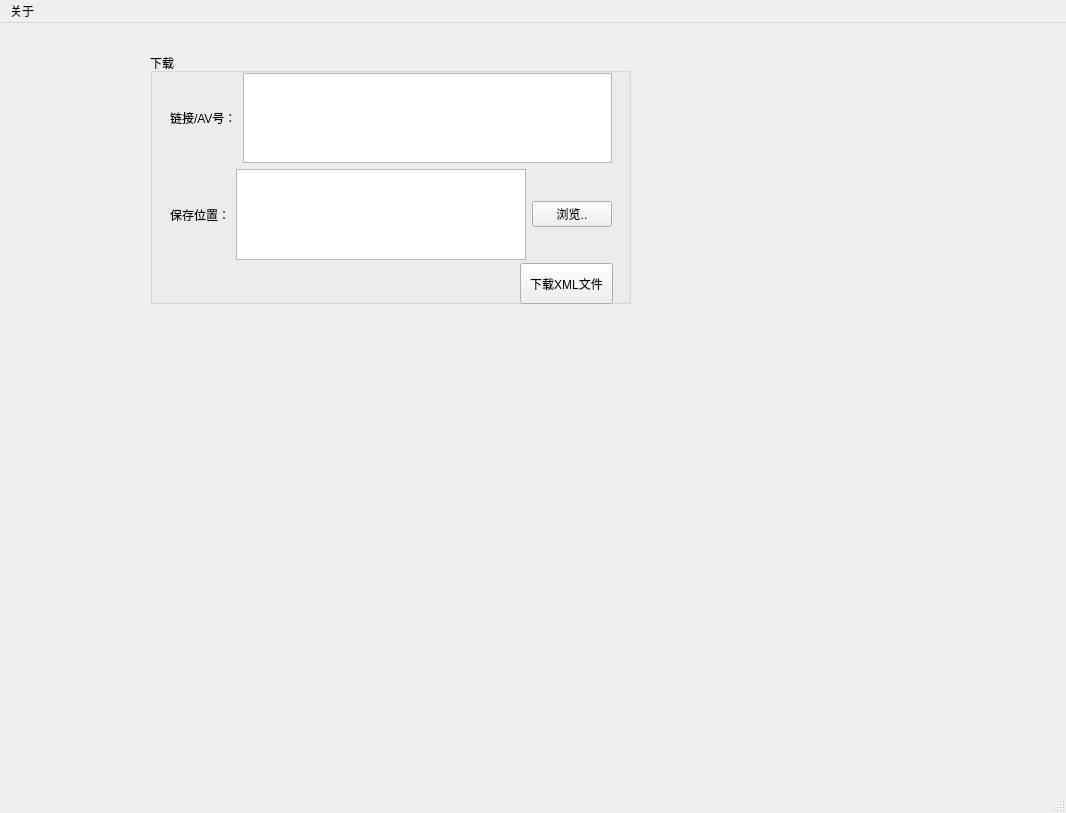
The window that niconvert/fz/window.ui (autodotua/niconvert) describes before a commit, drawn with Qt 5.
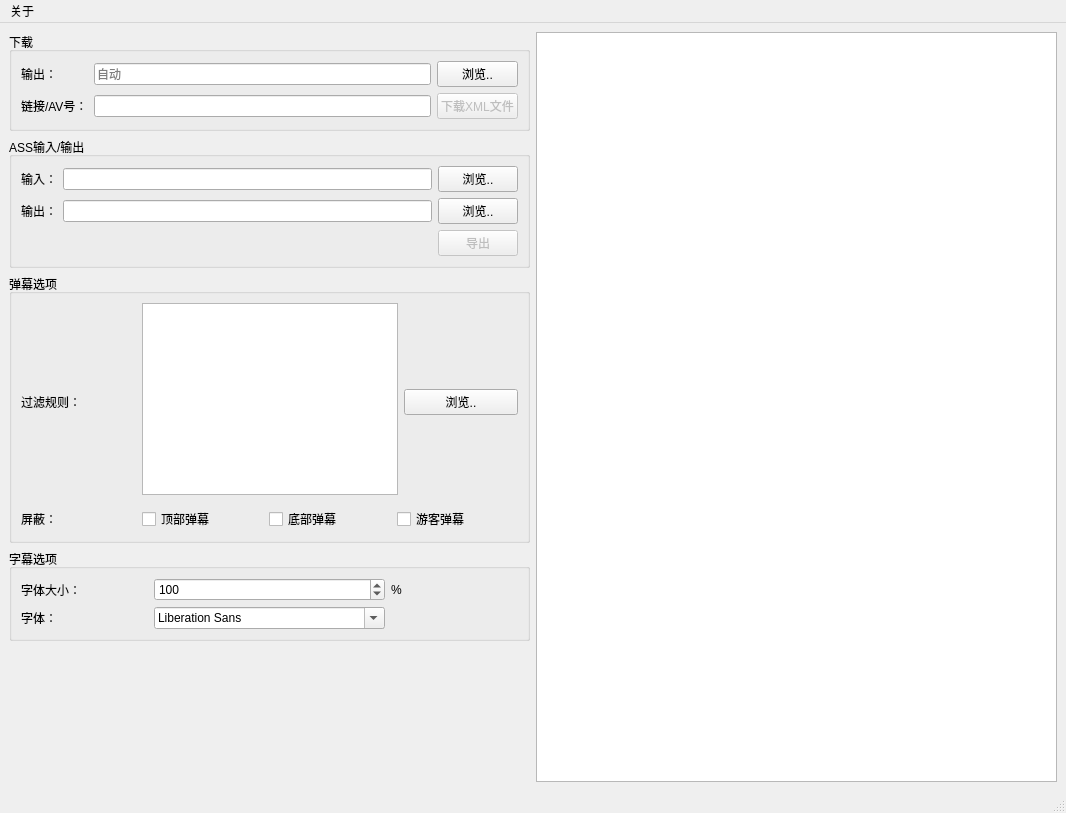
The same window after the commit.

Commit message: QT界面搭建

The edit to the form file:
```diff
--- a/niconvert/fz/window.ui
+++ b/niconvert/fz/window.ui
@@ -14,29 +14,30 @@
    <string>MainWindow</string>
   </property>
   <widget class="QWidget" name="centralwidget">
+   <layout class="QHBoxLayout" name="horizontalLayout">
+    <item>
+     <layout class="QVBoxLayout" name="verticalLayout" stretch="0,0,0,0,0">
+      <item>
    <widget class="QGroupBox" name="groupBox">
-    <property name="geometry">
-     <rect>
-      <x>150</x>
-      <y>30</y>
-      <width>481</width>
-      <height>251</height>
-     </rect>
+        <property name="sizePolicy">
+         <sizepolicy hsizetype="Preferred" vsizetype="Preferred">
+          <horstretch>0</horstretch>
+          <verstretch>0</verstretch>
+         </sizepolicy>
     </property>
     <property name="title">
      <string>下载</string>
     </property>
+        <property name="checkable">
+         <bool>false</bool>
+        </property>
+        <layout class="QGridLayout" name="gridLayout_5">
+         <item row="0" column="0">
+          <layout class="QGridLayout" name="gridLayout">
+           <item row="2" column="2">
     <widget class="QPushButton" name="btnDownloadXml">
      <property name="enabled">
-      <bool>true</bool>
-     </property>
-     <property name="geometry">
-      <rect>
-       <x>370</x>
-       <y>210</y>
-       <width>93</width>
-       <height>41</height>
-      </rect>
+              <bool>false</bool>
      </property>
      <property name="sizePolicy">
       <sizepolicy hsizetype="Minimum" vsizetype="Minimum">
@@ -48,74 +49,250 @@
       <string>下载XML文件</string>
      </property>
     </widget>
-    <widget class="QWidget" name="">
-     <property name="geometry">
-      <rect>
-       <x>20</x>
-       <y>20</y>
-       <width>442</width>
-       <height>187</height>
-      </rect>
-     </property>
-     <layout class="QVBoxLayout" name="verticalLayout">
-      <item>
-       <layout class="QHBoxLayout" name="horizontalLayout">
-        <item>
+           </item>
+           <item row="1" column="0">
+            <widget class="QLabel" name="label_2">
+             <property name="text">
+              <string>输出：</string>
+             </property>
+            </widget>
+           </item>
+           <item row="1" column="2">
+            <widget class="QPushButton" name="btnBrowseXmlOutput">
+             <property name="text">
+              <string>浏览..</string>
+             </property>
+            </widget>
+           </item>
+           <item row="1" column="1">
+            <widget class="QLineEdit" name="txtXmlOutput">
+             <property name="placeholderText">
+              <string>自动</string>
+             </property>
+             <property name="clearButtonEnabled">
+              <bool>true</bool>
+             </property>
+            </widget>
+           </item>
+           <item row="2" column="0">
          <widget class="QLabel" name="label">
           <property name="text">
            <string>链接/AV号：</string>
           </property>
          </widget>
         </item>
+           <item row="2" column="1">
+            <widget class="QLineEdit" name="txtAv"/>
+           </item>
+          </layout>
+         </item>
+        </layout>
+       </widget>
+      </item>
         <item>
-         <widget class="QPlainTextEdit" name="txtAv">
-          <property name="verticalScrollBarPolicy">
-           <enum>Qt::ScrollBarAlwaysOff</enum>
-          </property>
-          <property name="horizontalScrollBarPolicy">
-           <enum>Qt::ScrollBarAlwaysOff</enum>
-          </property>
-          <property name="lineWrapMode">
-           <enum>QPlainTextEdit::NoWrap</enum>
+       <widget class="QGroupBox" name="groupBox_2">
+        <property name="title">
+         <string>ASS输入/输出</string>
+        </property>
+        <layout class="QGridLayout" name="gridLayout_6">
+         <item row="0" column="0">
+          <layout class="QGridLayout" name="gridLayout_2">
+           <property name="sizeConstraint">
+            <enum>QLayout::SetMinimumSize</enum>
+           </property>
+           <item row="1" column="0">
+            <widget class="QLabel" name="label_4">
+             <property name="text">
+              <string>输出：</string>
           </property>
          </widget>
         </item>
-       </layout>
-      </item>
+           <item row="1" column="2">
+            <widget class="QPushButton" name="btnBrowseAssOutput">
+             <property name="autoFillBackground">
+              <bool>false</bool>
+             </property>
+             <property name="text">
+              <string>浏览..</string>
+             </property>
+            </widget>
+           </item>
+           <item row="0" column="0">
+            <widget class="QLabel" name="label_3">
+             <property name="text">
+              <string>输入：</string>
+             </property>
+            </widget>
+           </item>
+           <item row="2" column="2">
+            <widget class="QPushButton" name="btnAssOutput">
+             <property name="enabled">
+              <bool>false</bool>
+             </property>
+             <property name="sizePolicy">
+              <sizepolicy hsizetype="Minimum" vsizetype="Minimum">
+               <horstretch>0</horstretch>
+               <verstretch>0</verstretch>
+              </sizepolicy>
+             </property>
+             <property name="text">
+              <string>导出</string>
+             </property>
+            </widget>
+           </item>
+           <item row="0" column="2">
+            <widget class="QPushButton" name="btnBrowseXmlInput">
+             <property name="text">
+              <string>浏览..</string>
+             </property>
+            </widget>
+           </item>
+           <item row="0" column="1">
+            <widget class="QLineEdit" name="txtXmlInput"/>
+           </item>
+           <item row="1" column="1">
+            <widget class="QLineEdit" name="txtAssOutput"/>
+           </item>
+          </layout>
+         </item>
+        </layout>
+       </widget>
+      </item>
       <item>
+       <widget class="QGroupBox" name="groupBox_3">
+        <property name="title">
+         <string>弹幕选项</string>
+        </property>
+        <layout class="QGridLayout" name="gridLayout_4">
+         <item row="0" column="0">
+          <layout class="QGridLayout" name="gridLayout_3">
+           <item row="2" column="0">
+            <widget class="QLabel" name="label_5">
+             <property name="text">
+              <string>屏蔽：</string>
+             </property>
+            </widget>
+           </item>
+           <item row="2" column="1" colspan="2">
        <layout class="QHBoxLayout" name="horizontalLayout_2">
         <item>
-         <widget class="QLabel" name="label_2">
+              <widget class="QCheckBox" name="checkBox">
           <property name="text">
-           <string>保存位置：</string>
+                <string>顶部弹幕</string>
           </property>
          </widget>
         </item>
         <item>
-         <widget class="QPlainTextEdit" name="txtXml">
-          <property name="verticalScrollBarPolicy">
-           <enum>Qt::ScrollBarAlwaysOff</enum>
-          </property>
-          <property name="horizontalScrollBarPolicy">
-           <enum>Qt::ScrollBarAlwaysOff</enum>
-          </property>
-          <property name="lineWrapMode">
-           <enum>QPlainTextEdit::NoWrap</enum>
-          </property>
+              <widget class="QCheckBox" name="checkBox_2">
+               <property name="text">
+                <string>底部弹幕</string>
+               </property>
          </widget>
         </item>
         <item>
-         <widget class="QPushButton" name="btnBrowseXml">
+              <widget class="QCheckBox" name="checkBox_3">
+               <property name="text">
+                <string>游客弹幕</string>
+               </property>
+              </widget>
+             </item>
+            </layout>
+           </item>
+           <item row="0" column="2" rowspan="2">
+            <widget class="QPushButton" name="btnBrowseFilter">
           <property name="text">
            <string>浏览..</string>
           </property>
          </widget>
         </item>
+           <item row="0" column="0" rowspan="2">
+            <widget class="QLabel" name="label_6">
+             <property name="text">
+              <string>过滤规则：</string>
+             </property>
+            </widget>
+           </item>
+           <item row="0" column="1">
+            <widget class="QTextEdit" name="txtFilter">
+             <property name="sizePolicy">
+              <sizepolicy hsizetype="Preferred" vsizetype="Preferred">
+               <horstretch>0</horstretch>
+               <verstretch>0</verstretch>
+              </sizepolicy>
+             </property>
+            </widget>
+           </item>
        </layout>
       </item>
      </layout>
     </widget>
-   </widget>
+      </item>
+      <item>
+       <widget class="QGroupBox" name="groupBox_4">
+        <property name="title">
+         <string>字幕选项</string>
+        </property>
+        <layout class="QGridLayout" name="gridLayout_8">
+         <item row="0" column="0">
+          <layout class="QGridLayout" name="gridLayout_7">
+           <item row="0" column="2">
+            <widget class="QLabel" name="label_8">
+             <property name="text">
+              <string>%</string>
+             </property>
+            </widget>
+           </item>
+           <item row="0" column="1">
+            <widget class="QSpinBox" name="txtFontSize">
+             <property name="maximum">
+              <number>200</number>
+             </property>
+             <property name="value">
+              <number>100</number>
+             </property>
+            </widget>
+           </item>
+           <item row="0" column="0">
+            <widget class="QLabel" name="label_7">
+             <property name="text">
+              <string>字体大小：</string>
+             </property>
+            </widget>
+           </item>
+           <item row="1" column="0">
+            <widget class="QLabel" name="label_9">
+             <property name="text">
+              <string>字体：</string>
+             </property>
+            </widget>
+           </item>
+           <item row="1" column="1">
+            <widget class="QFontComboBox" name="fontComboBox"/>
+           </item>
+          </layout>
+         </item>
+        </layout>
+       </widget>
+      </item>
+      <item>
+       <spacer name="verticalSpacer">
+        <property name="orientation">
+         <enum>Qt::Vertical</enum>
+        </property>
+        <property name="sizeHint" stdset="0">
+         <size>
+          <width>20</width>
+          <height>40</height>
+         </size>
+        </property>
+       </spacer>
+      </item>
+     </layout>
+    </item>
+    <item>
+     <widget class="QTextEdit" name="textEdit"/>
+    </item>
+   </layout>
   </widget>
   <widget class="QMenuBar" name="menubar">
    <property name="geometry">
```
Lines whose indentation alone changed are shown as unchanged. The commit also changes 7 other files.
